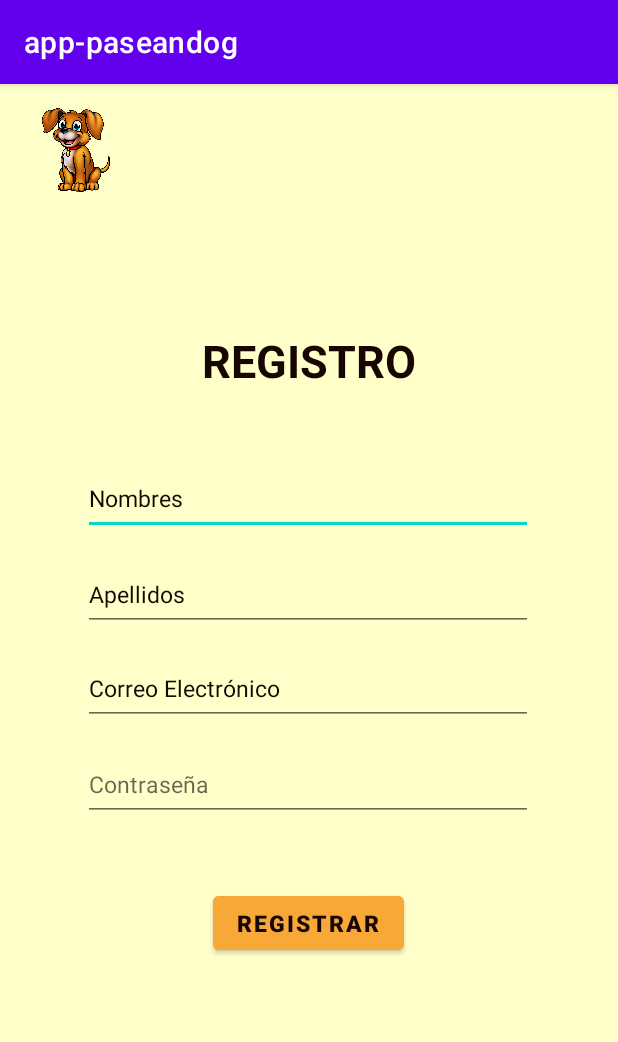
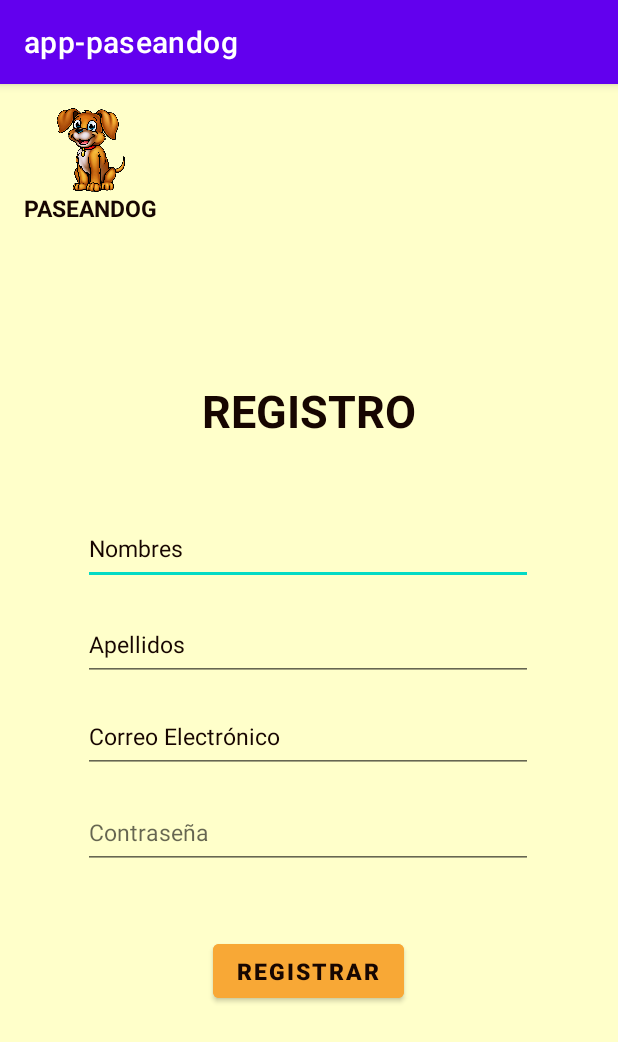
Before and after one commit to luseju/app-paseandog, an Android app: the registro screen opened directly, with no data from a screen before it, on a phone screen of 412 x 824 dp. Shown: the top 1042 px of the screen. Run offline under Robolectric (Android 15) with nearby library versions, the phone set to English and light mode, and no system bars.

Commit message:
main-registro

```diff
--- a/app/src/main/res/layout/activity_registro.xml
+++ b/app/src/main/res/layout/activity_registro.xml
@@ -12,11 +12,11 @@
         style="@style/titulo"
         android:layout_width="wrap_content"
         android:layout_height="wrap_content"
-        android:layout_marginTop="92dp"
+        android:layout_marginTop="104dp"
         android:text="@string/registro"
         app:layout_constraintEnd_toEndOf="parent"
         app:layout_constraintStart_toStartOf="parent"
-        app:layout_constraintTop_toBottomOf="@+id/logoreg" />
+        app:layout_constraintTop_toBottomOf="@+id/txtlogo" />
 
     <ImageView
         android:id="@+id/logoreg"
@@ -25,7 +25,7 @@
         android:layout_marginTop="16dp"
         android:contentDescription="@string/logo"
         app:layout_constraintEnd_toEndOf="parent"
-        app:layout_constraintHorizontal_bias="0.046"
+        app:layout_constraintHorizontal_bias="0.076"
         app:layout_constraintStart_toStartOf="parent"
         app:layout_constraintTop_toTopOf="parent"
         app:srcCompat="@drawable/logo" />
@@ -98,4 +98,14 @@
         app:layout_constraintStart_toStartOf="parent"
         app:layout_constraintTop_toBottomOf="@+id/contrasena" />
 
+    <TextView
+        android:id="@+id/txtlogo"
+        style="@style/txtLogo"
+        android:layout_width="wrap_content"
+        android:layout_height="wrap_content"
+        android:layout_marginStart="16dp"
+        android:text="PaseanDog"
+        app:layout_constraintStart_toStartOf="parent"
+        app:layout_constraintTop_toBottomOf="@+id/logoreg" />
+
 </androidx.constraintlayout.widget.ConstraintLayout>
--- a/app/src/main/res/values/themes.xml
+++ b/app/src/main/res/values/themes.xml
@@ -19,6 +19,14 @@
         <item name="android:textSize">30dp</item>
         <item name="android:textStyle">bold</item>
         <item name="android:textAlignment">center</item>
+        <item name="android:textAllCaps">true</item>
+    </style>
+
+    <style name="txtLogo">
+        <item name="android:textColor">@color/color6</item>
+        <item name="android:textSize">15dp</item>
+        <item name="android:textStyle">bold</item>
+        <item name="android:textAlignment">textStart</item>
         <item name="android:textAllCaps">true</item>
     </style>
 
```
